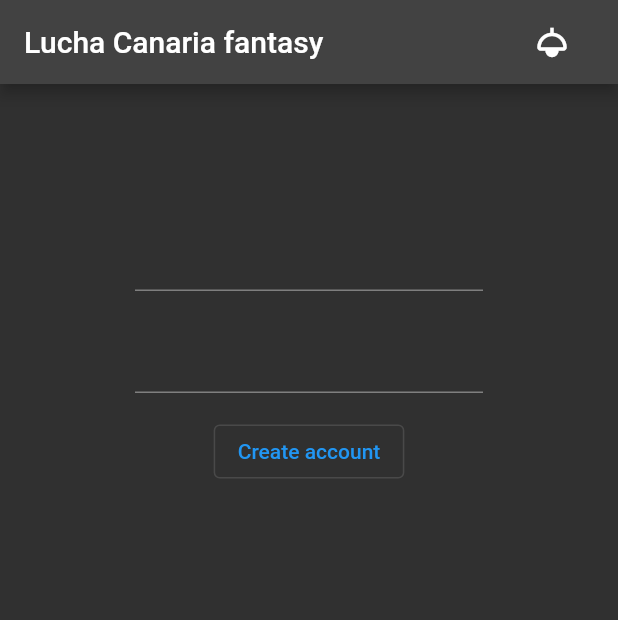
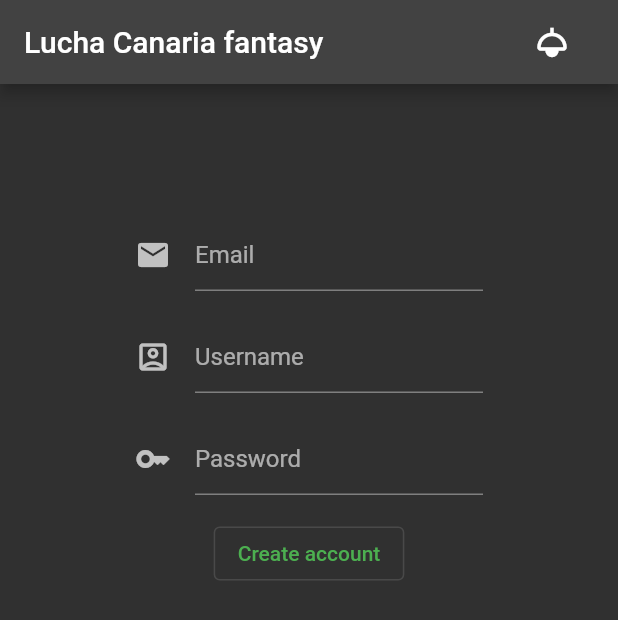
Before and after one commit to AyoPrez/BasicFlutterProject, a Flutter app: the CreateAccount screen opened by its route, after a tap on the "nightlight" icon, on a phone screen of 412 x 824 dp. Shown: the top 620 px of the screen. Run offline on Flutter 3.47's test engine with Material 2 defaults, Android fonts, the phone set to English and light mode, and no system bars; our stand-ins replace fluro, shared_preferences; accounts and stored records are empty; generated files the repository leaves out were written again.

Commit message:
Added hint to input text

```diff
--- a/lib/theme_manager.dart
+++ b/lib/theme_manager.dart
@@ -3,7 +3,7 @@ import 'package:lucha_fantasy/storage_manager.dart';
 
 class ThemeNotifier with ChangeNotifier {
   final darkTheme = ThemeData(
-    primarySwatch: Colors.blue,
+    primarySwatch: Colors.green,
     primaryColor: Colors.black,
     brightness: Brightness.dark,
     backgroundColor: const Color(0xFF212121),
--- a/lib/ui/create_account.dart
+++ b/lib/ui/create_account.dart
@@ -20,17 +20,42 @@ class _CreateAccountState extends State<CreateAccount> {
         body: Padding(
           padding: const EdgeInsets.all(80.0),
           child: Center(
-            child: Container(
+            child: SizedBox(
               width: 400,
               child: Column(
                 children: [
-                  const Padding(
-                    padding: EdgeInsets.all(10.0),
-                    child: MouseRegion(child: TextField()),
+                  Padding(
+                    padding: const EdgeInsets.all(10.0),
+                    child: MouseRegion(
+                      child: TextField(
+                        decoration: InputDecoration(
+                            icon: const Icon(Icons.mail),
+                            hintText: AppLocalizations.of(context).email),
+                      ),
+                    ),
                   ),
-                  const Padding(
-                    padding: EdgeInsets.all(10.0),
-                    child: MouseRegion(child: TextField()),
+                  Padding(
+                    padding: const EdgeInsets.all(10.0),
+                    child: MouseRegion(
+                      child: TextField(
+                        decoration: InputDecoration(
+                            icon: const Icon(Icons.account_box_outlined),
+                            hintText: AppLocalizations.of(context).username),
+                      ),
+                    ),
+                  ),
+                  Padding(
+                    padding: const EdgeInsets.all(10.0),
+                    child: MouseRegion(
+                      child: TextField(
+                        obscureText: true,
+                        enableSuggestions: false,
+                        autocorrect: false,
+                        decoration: InputDecoration(
+                            icon: const Icon(Icons.key),
+                            hintText: AppLocalizations.of(context).password),
+                      ),
+                    ),
                   ),
                   Wrap(children: [
                     Padding(
--- a/lib/ui/login.dart
+++ b/lib/ui/login.dart
@@ -26,13 +26,28 @@ class _LoginState extends State<Login> {
               width: 400,
               child: Column(
                 children: [
-                  const Padding(
-                    padding: EdgeInsets.all(10.0),
-                    child: MouseRegion(child: TextField()),
+                  Padding(
+                    padding: const EdgeInsets.all(10.0),
+                    child: MouseRegion(
+                      child: TextField(
+                        decoration: InputDecoration(
+                            icon: const Icon(Icons.account_box_outlined),
+                            hintText: AppLocalizations.of(context).username),
+                      ),
+                    ),
                   ),
-                  const Padding(
-                    padding: EdgeInsets.all(10.0),
-                    child: MouseRegion(child: TextField()),
+                  Padding(
+                    padding: const EdgeInsets.all(10.0),
+                    child: MouseRegion(
+                      child: TextField(
+                        obscureText: true,
+                        enableSuggestions: false,
+                        autocorrect: false,
+                        decoration: InputDecoration(
+                            icon: const Icon(Icons.key),
+                            hintText: AppLocalizations.of(context).password),
+                      ),
+                    ),
                   ),
                   Wrap(children: [
                     Padding(
```
